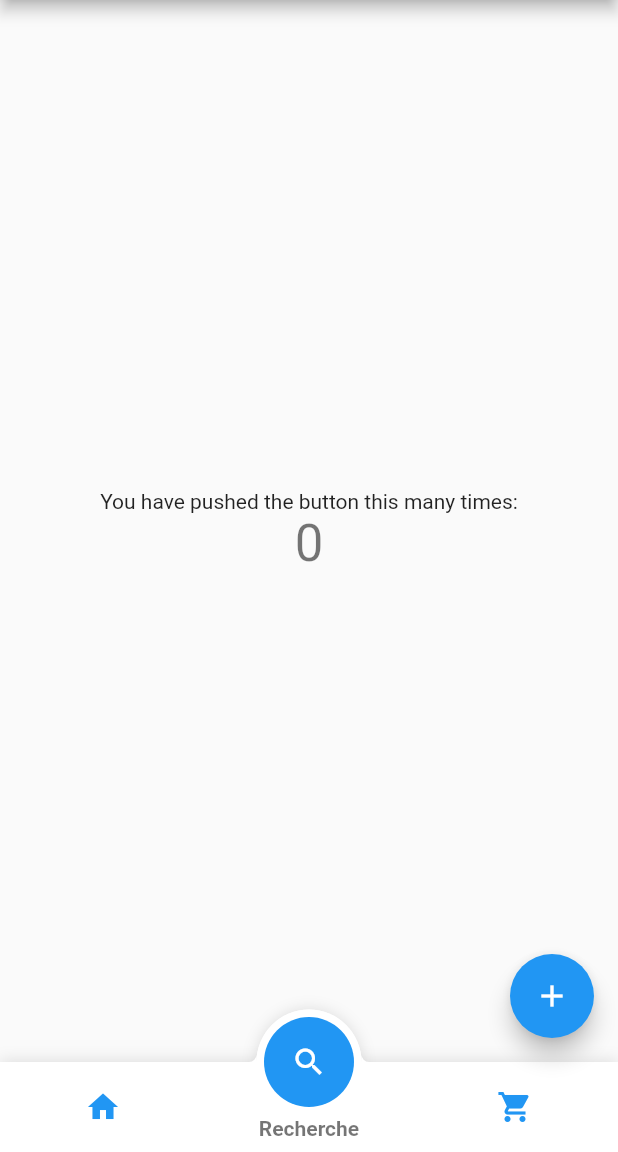
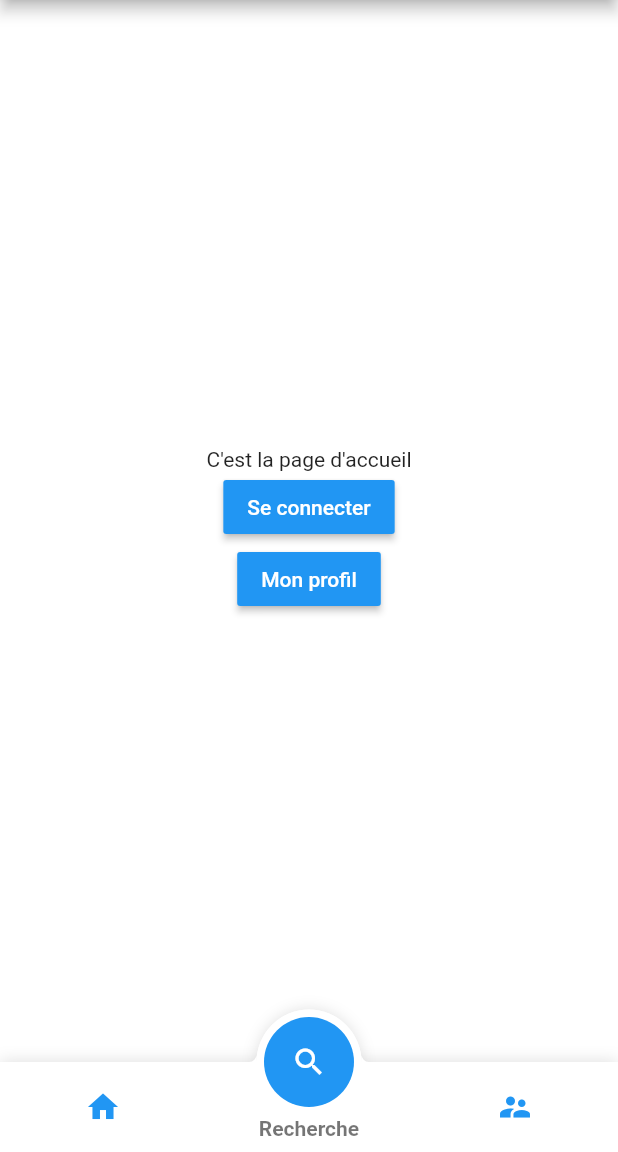
Before and after one commit to CUBEb4g1/Projet-CUBE-ApplicationMobile, a Flutter app: the screen it shows after launch, on a phone screen of 412 x 824 dp, the part 84-1236 px from its top. Run offline on Flutter 3.47's test engine with Material 2 defaults, Android fonts, the phone set to English and light mode, and no system bars.

Commit message:
Nav fully working.
Page tap to action included

```diff
--- /dev/null
+++ b/lib/login.dart
@@ -0,0 +1,16 @@
+import 'package:flutter/material.dart';
+
+class LoginPage extends StatefulWidget {
+  @override
+  _LoginPageState createState() => _LoginPageState();
+}
+
+class _LoginPageState extends State<LoginPage> {
+  @override
+  Widget build(BuildContext context) {
+    return Scaffold(
+      appBar: AppBar(title: Text("Login page placeholder before profile"),),
+      body: Center(child: Text("Need a splash page here"),),
+    );
+  }
+}
--- a/lib/main.dart
+++ b/lib/main.dart
@@ -1,9 +1,9 @@
 import 'package:flutter/material.dart';
 import 'package:ressources_relationnelles/widgets/cool_bottom_navigation.dart';
 
-void main() {
-  runApp(MyApp());
-}
+import 'login.dart';
+
+void main() {runApp(MyApp());}
 
 class MyApp extends StatelessWidget {
   @override
@@ -29,7 +29,7 @@ class _MyHomePageState extends State<MyHomePage> {
   GlobalKey bottomNavigationKey = GlobalKey();
 
 
-  int _counter = 0;
+  int _counter = 0; // Old content
   void _incrementCounter() {
     setState(() {
       _counter++;
@@ -42,25 +42,17 @@ class _MyHomePageState extends State<MyHomePage> {
       appBar: AppBar(
         title: Text(widget.title),
       ),
-      body: Center(
-        child: Column(
-          mainAxisAlignment: MainAxisAlignment.center,
-          children: <Widget>[
-            Text(
-              'You have pushed the button this many times:',
-            ),
-            Text(
-              '$_counter',
-              style: Theme.of(context).textTheme.headline4,
-            ),
-          ],
+      body: Container(
+        decoration: BoxDecoration(color: Colors.white),
+        child: Center(
+          child: _getPage(currentPage),
         ),
       ),
       bottomNavigationBar: CoolBottomNavigation(
         tabs: [
           TabData(
               iconData: Icons.home,
-              title: "Home",
+              title: "Accueil",
               onclick: () {
                 final CoolBottomNavigationState fState =
                     bottomNavigationKey.currentState;
@@ -71,8 +63,10 @@ class _MyHomePageState extends State<MyHomePage> {
               title: "Recherche"
               ),
           TabData(
-              iconData: Icons.shopping_cart,
-              title: "Panier"
+              iconData: Icons.supervisor_account,
+              title: "Mon profil",
+              onclick: () => Navigator.of(context)
+        .push(MaterialPageRoute(builder: (context) => LoginPage()))
           )
         ],
         initialSelection: 1,
@@ -83,11 +77,79 @@ class _MyHomePageState extends State<MyHomePage> {
           });
         },
       ),
-      floatingActionButton: FloatingActionButton(
-        onPressed: _incrementCounter,
-        tooltip: 'Increment',
-        child: Icon(Icons.add),
-      ), // This trailing comma makes auto-formatting nicer for build methods.
     );
   }
+
+
+
+  _getPage(int page) {
+    switch (page) {
+      case 0:
+        return Column(
+          mainAxisSize: MainAxisSize.min,
+          children: <Widget>[
+            Text("C'est la page d'accueil"),
+            RaisedButton(
+              child: Text(
+                "Se connecter",
+                style: TextStyle(color: Colors.white),
+              ),
+              color: Theme.of(context).primaryColor,
+              onPressed: () {
+                Navigator.of(context).push(
+                    MaterialPageRoute(builder: (context) => LoginPage()));
+              },
+            ),
+            RaisedButton(
+              child: Text(
+                "Mon profil",
+                style: TextStyle(color: Colors.white),
+              ),
+              color: Theme.of(context).accentColor,
+              onPressed: () {
+                final CoolBottomNavigationState fState =
+                    bottomNavigationKey.currentState;
+                fState.setPage(2);
+              },
+            )
+          ],
+        );
+      case 1:
+        return Column(
+          mainAxisSize: MainAxisSize.min,
+          children: <Widget>[
+            Text("Page de recherche"),
+            RaisedButton(
+              child: Text(
+                "Ouvre le bloc mais doit etre deplace en header",
+                style: TextStyle(color: Colors.white),
+              ),
+              color: Theme.of(context).primaryColor,
+              onPressed: () {
+                Navigator.of(context).push(
+                    MaterialPageRoute(builder: (context) => LoginPage()));
+              },
+            )
+          ],
+        );
+      default:
+        return Column(
+          mainAxisSize: MainAxisSize.min,
+          children: <Widget>[
+            Text("Page de profil"),
+            RaisedButton(
+              child: Text(
+                "A besoin d'une splash page pour le login ou register",
+                style: TextStyle(color: Colors.white),
+              ),
+              color: Theme.of(context).primaryColor,
+              onPressed: () {},
+            )
+          ],
+        );
+    }
+  }
+
+
+
 }
```
